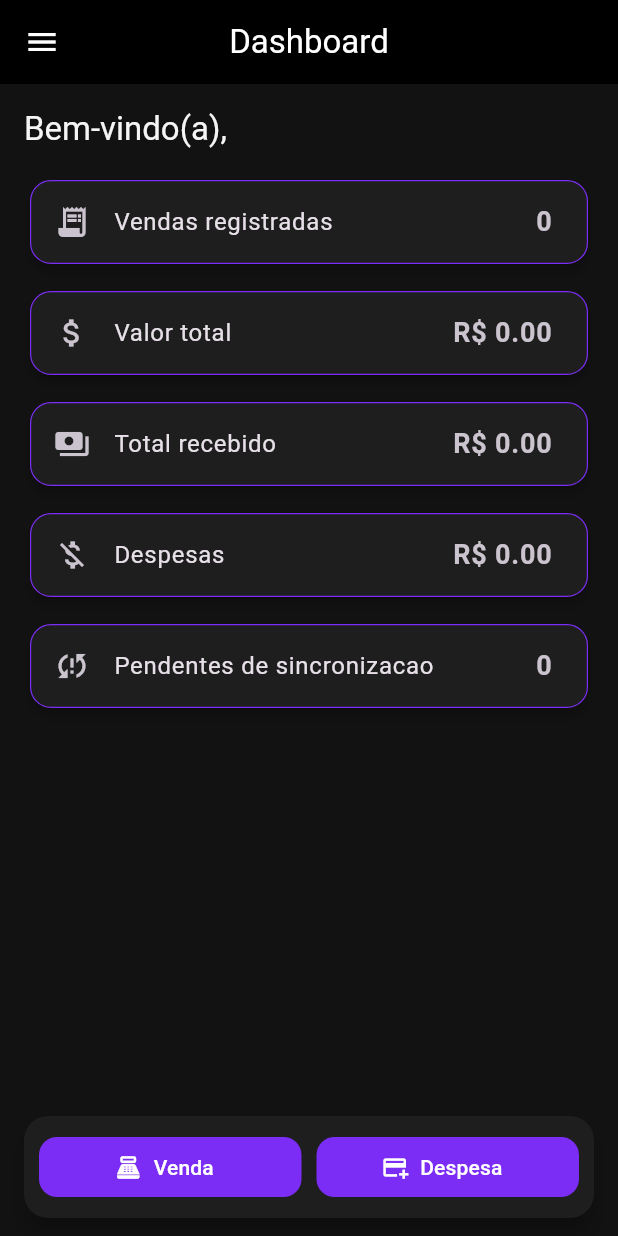
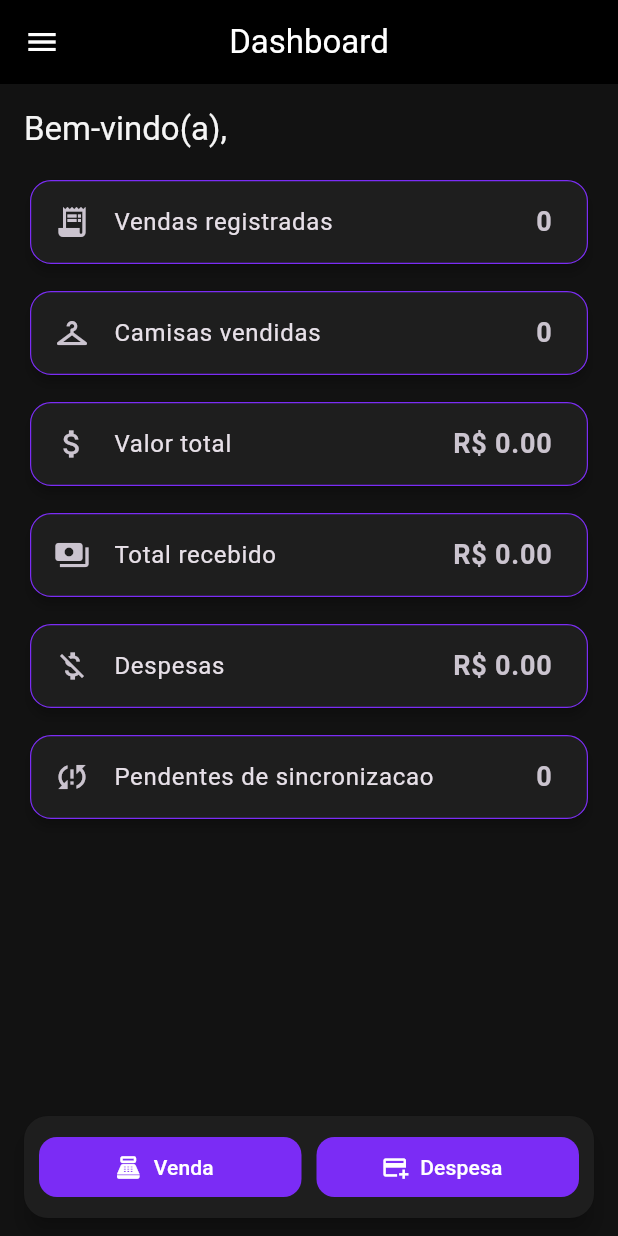
Before and after one commit to Iagoti/cangaia-de-jegue, a Flutter app: the DashboardView screen opened directly with empty values, on a phone screen of 412 x 824 dp. Run offline on Flutter 3.47's test engine with Material 3 defaults, Android fonts, the phone set to English and light mode, and no system bars; our stand-ins replace font_awesome_flutter, sqflite; accounts and stored records are empty.

Commit message:
add quantidade de camisas vendidas

```diff
--- a/lib/views/dashboard_view.dart
+++ b/lib/views/dashboard_view.dart
@@ -250,6 +250,10 @@ class _DashboardViewState extends State<DashboardView> {
           final pendingSyncCount = data[1] as int;
           final totalExpenses = data[2] as double;
           final totalSales = sales.length;
+          final totalShirts = sales.fold<int>(
+            0,
+            (sum, sale) => sum + sale.ticketQuantity,
+          );
           final totalValue = sales.fold<double>(
             0,
             (sum, sale) => sum + sale.totalAmount,
@@ -274,6 +278,12 @@ class _DashboardViewState extends State<DashboardView> {
                     title: 'Vendas registradas',
                     value: '$totalSales',
                     icon: Icons.receipt_long,
+                  ),
+                  const SizedBox(height: 10),
+                  _DashboardCard(
+                    title: 'Camisas vendidas',
+                    value: '$totalShirts',
+                    icon: Icons.checkroom,
                   ),
                   const SizedBox(height: 10),
                   _DashboardCard(
```
